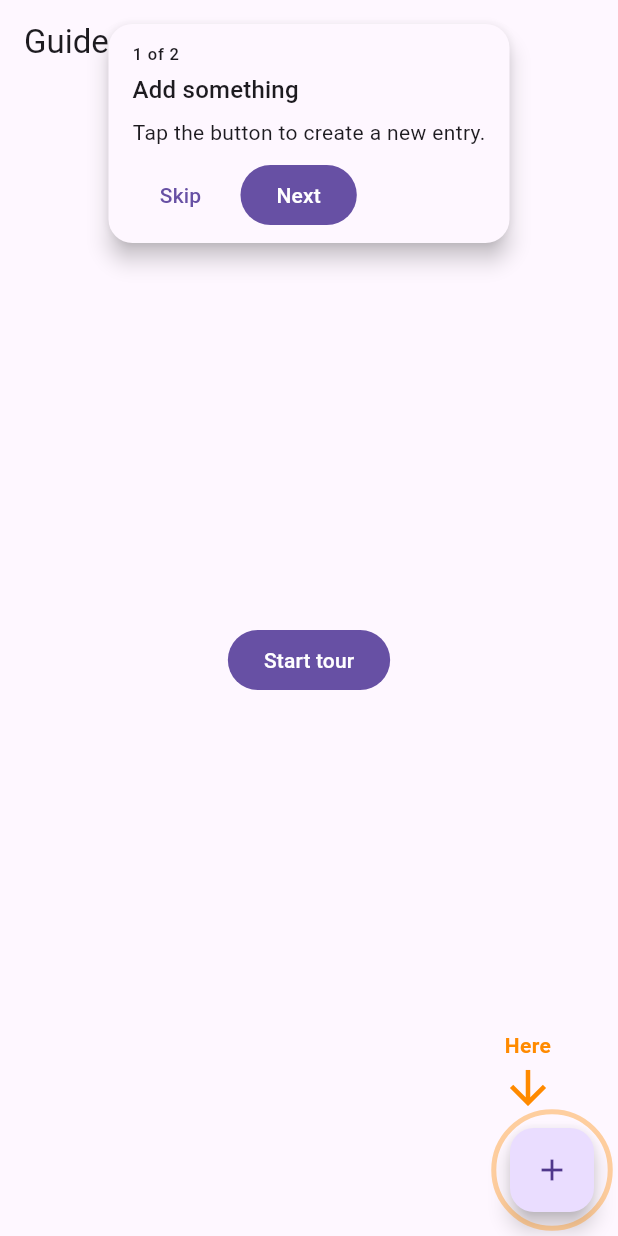
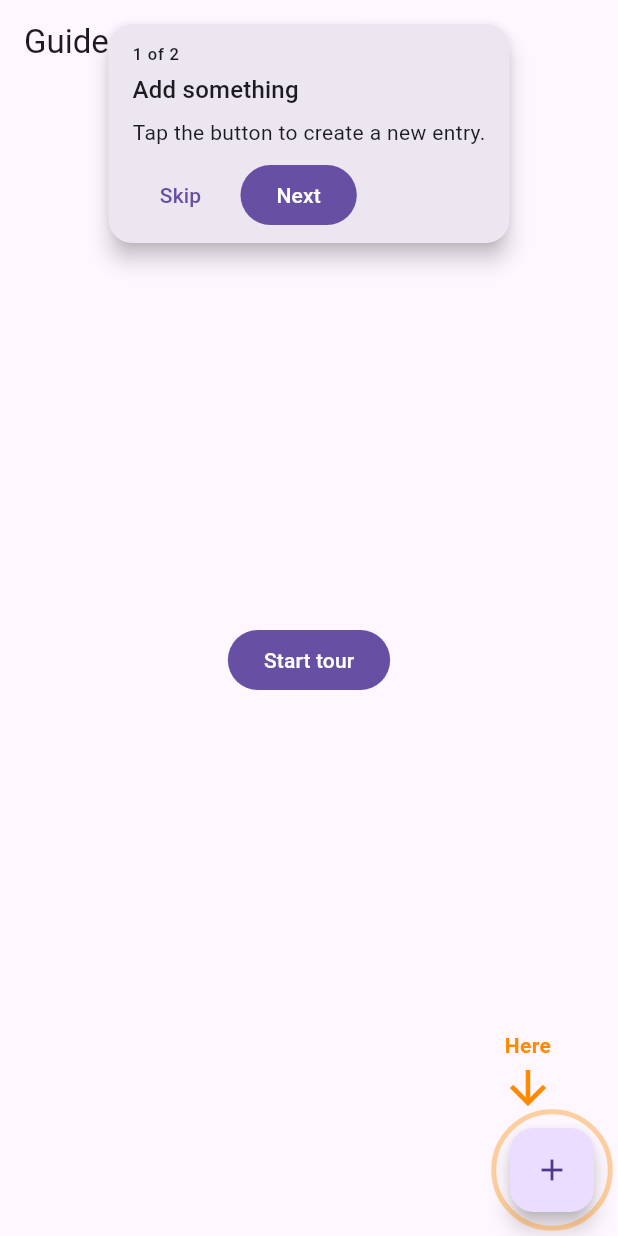
Before and after one commit to Parteicoder/guided_tour_overlay, a Flutter app: the screen it shows after launch, after a tap on "Start tour", on a phone screen of 412 x 824 dp. Run offline on Flutter 3.47's test engine with Material 3 defaults, Android fonts, the phone set to English and light mode, and no system bars.

Commit message:
feat: configurable arrow style, card color, scrollable card, injectable clock

```diff
--- a/lib/src/arrow_ring.dart
+++ b/lib/src/arrow_ring.dart
@@ -1,4 +1,61 @@
 import 'package:flutter/material.dart';
+
+/// How an [ArrowRing] looks. Every value has a default, so
+/// `const ArrowRingStyle()` is the standard look; set only what you want to
+/// change.
+@immutable
+class ArrowRingStyle {
+  const ArrowRingStyle({
+    this.color = const Color(0xFFFF8A00),
+    this.ringColor,
+    this.labelColor,
+    this.labelBackground,
+    this.labelStyle,
+    this.arrowSize = 36,
+    this.ringWidth = 3,
+    this.ringPadding = 8,
+    this.hopDistance = 16,
+    this.upIcon = Icons.arrow_upward,
+    this.downIcon = Icons.arrow_downward,
+  }) : assert(hopDistance >= 0),
+       assert(arrowSize > 0),
+       assert(ringWidth >= 0),
+       assert(ringPadding >= 0);
+
+  /// Color of the arrow, and the default for the ring and the label.
+  final Color color;
+
+  /// Color of the ring. Defaults to [color].
+  final Color? ringColor;
+
+  /// Color of the label text. Defaults to [color].
+  final Color? labelColor;
+
+  /// Fills a pill behind the label, for contrast on light or busy
+  /// backgrounds. No background by default.
+  final Color? labelBackground;
+
+  /// Merged over the default label style (bold, 14 px).
+  final TextStyle? labelStyle;
+
+  /// Size of the arrow icon in logical pixels.
+  final double arrowSize;
+
+  /// Stroke width of the ring.
+  final double ringWidth;
+
+  /// Space between the target and the ring.
+  final double ringPadding;
+
+  /// How far the arrow hops, in logical pixels.
+  final double hopDistance;
+
+  /// Icon of the arrow that points up (target in the upper half).
+  final IconData upIcon;
+
+  /// Icon of the arrow that points down (target in the lower half).
+  final IconData downIcon;
+}
 
 /// A hopping arrow with an optional label and a pulsing ring around [target].
 ///
@@ -16,9 +73,8 @@ class ArrowRing extends StatefulWidget {
     super.key,
     required this.target,
     this.label,
-    this.color = const Color(0xFFFF8A00),
-    this.hopDistance = 16,
-  }) : assert(hopDistance >= 0);
+    this.style = const ArrowRingStyle(),
+  });
 
   /// The area to point at, in the coordinates of the surrounding stack.
   final Rect target;
@@ -26,11 +82,8 @@ class ArrowRing extends StatefulWidget {
   /// Short text next to the arrow, for example "Tap here".
   final String? label;
 
-  /// Color of the arrow, the label and the ring.
-  final Color color;
-
-  /// How far the arrow hops, in logical pixels.
-  final double hopDistance;
+  /// Colors, sizes and icons.
+  final ArrowRingStyle style;
 
   @override
   State<ArrowRing> createState() => _ArrowRingState();
@@ -49,7 +102,6 @@ class _ArrowRingState extends State<ArrowRing> with TickerProviderStateMixin {
 
   bool _reduceMotion = false;
 
-  static const double _arrowSize = 36;
   static const double _gap = 8;
   static const double _labelWidth = 120;
 
@@ -104,13 +156,13 @@ class _ArrowRingState extends State<ArrowRing> with TickerProviderStateMixin {
                 final hop = _reduceMotion
                     ? 0.0
                     : Curves.easeInOut.transform(_hop.value) *
-                          widget.hopDistance;
+                          widget.style.hopDistance;
                 // Distance from the target: gap plus the part of the hop
                 // that has not been travelled yet, so the arrow hops towards
                 // the target and never covers it.
-                final distance = _gap + (widget.hopDistance - hop);
+                final distance = _gap + (widget.style.hopDistance - hop);
                 final pulse = _reduceMotion ? 0.5 : _pulse.value;
-                final ring = target.inflate(8);
+                final ring = target.inflate(widget.style.ringPadding);
                 final radius = ring.shortestSide / 2;
                 final left = (target.center.dx - _labelWidth / 2).clamp(
                   0.0,
@@ -128,7 +180,12 @@ class _ArrowRingState extends State<ArrowRing> with TickerProviderStateMixin {
                           child: DecoratedBox(
                             decoration: BoxDecoration(
                               borderRadius: BorderRadius.circular(radius),
-                              border: Border.all(color: widget.color, width: 3),
+                              border: Border.all(
+                                color:
+                                    widget.style.ringColor ??
+                                    widget.style.color,
+                                width: widget.style.ringWidth,
+                              ),
                             ),
                           ),
                         ),
@@ -154,22 +211,36 @@ class _ArrowRingState extends State<ArrowRing> with TickerProviderStateMixin {
   }
 
   Widget _arrow(bool pointsUp) {
+    final style = widget.style;
     final icon = Icon(
-      pointsUp ? Icons.arrow_upward : Icons.arrow_downward,
-      size: _arrowSize,
-      color: widget.color,
+      pointsUp ? style.upIcon : style.downIcon,
+      size: style.arrowSize,
+      color: style.color,
     );
-    final text = widget.label == null
-        ? null
-        : Text(
+    Widget? text;
+    if (widget.label != null) {
+      text = Text(
         widget.label!,
         textAlign: TextAlign.center,
         style: TextStyle(
-              color: widget.color,
+          color: style.labelColor ?? style.color,
           fontWeight: FontWeight.w700,
           fontSize: 14,
+        ).merge(style.labelStyle),
+      );
+      if (style.labelBackground != null) {
+        text = DecoratedBox(
+          decoration: BoxDecoration(
+            color: style.labelBackground,
+            borderRadius: BorderRadius.circular(12),
+          ),
+          child: Padding(
+            padding: const EdgeInsets.symmetric(horizontal: 8, vertical: 2),
+            child: text,
           ),
         );
+      }
+    }
     // Own transparent Material: outside a Scaffold the text would otherwise
     // fall back to the red double-underlined error style.
     return Material(
--- a/lib/src/tour_card.dart
+++ b/lib/src/tour_card.dart
@@ -17,6 +17,8 @@ class TourCard extends StatelessWidget {
     required this.skipLabel,
     this.onBack,
     this.backLabel = '',
+    this.color,
+    this.elevation = 6,
   });
 
   final String title;
@@ -33,6 +35,12 @@ class TourCard extends StatelessWidget {
   final String nextLabel;
   final String skipLabel;
 
+  /// Background of the card. Defaults to `colorScheme.surfaceContainerHigh`,
+  /// one step lighter than the page, so the card stands out in dark mode too.
+  final Color? color;
+
+  final double elevation;
+
   @override
   Widget build(BuildContext context) {
     final theme = Theme.of(context);
@@ -40,8 +48,8 @@ class TourCard extends StatelessWidget {
       container: true,
       liveRegion: true,
       child: Material(
-        elevation: 6,
-        color: theme.colorScheme.surface,
+        elevation: elevation,
+        color: color ?? theme.colorScheme.surfaceContainerHigh,
         borderRadius: BorderRadius.circular(16),
         child: Padding(
           padding: const EdgeInsets.fromLTRB(16, 12, 16, 8),
@@ -49,16 +57,24 @@ class TourCard extends StatelessWidget {
             mainAxisSize: MainAxisSize.min,
             crossAxisAlignment: CrossAxisAlignment.start,
             children: [
-              Text(progress, style: theme.textTheme.labelSmall),
-              const SizedBox(height: 4),
-              Semantics(
-                header: true,
-                child: Text(title, style: theme.textTheme.titleMedium),
-              ),
-              const SizedBox(height: 6),
+              // Everything above the buttons scrolls when the card is short
+              // (landscape, big system font); the buttons always stay in view.
               Flexible(
                 child: SingleChildScrollView(
-                  child: Text(text, style: theme.textTheme.bodyMedium),
+                  child: Column(
+                    mainAxisSize: MainAxisSize.min,
+                    crossAxisAlignment: CrossAxisAlignment.start,
+                    children: [
+                      Text(progress, style: theme.textTheme.labelSmall),
+                      const SizedBox(height: 4),
+                      Semantics(
+                        header: true,
+                        child: Text(title, style: theme.textTheme.titleMedium),
+                      ),
+                      const SizedBox(height: 6),
+                      Text(text, style: theme.textTheme.bodyMedium),
+                    ],
+                  ),
                 ),
               ),
               const SizedBox(height: 8),
--- a/lib/src/tour_controller.dart
+++ b/lib/src/tour_controller.dart
@@ -7,7 +7,8 @@ import 'tour_storage.dart';
 /// Runs a tour: which step is current, next, back, skip.
 ///
 /// The state changes synchronously. A second `next` or `back` within
-/// [tapGuard] of the last step change is ignored, so a fast double tap never
+/// [tapGuard] of the last step change (measured with `clock`, real time by
+/// default) is ignored, so a fast double tap never
 /// skips a step. Errors from [storage] and from the callbacks are caught and
 /// reported through [FlutterError.reportError]: a failing disk or a buggy
 /// callback never stops the tour.
@@ -19,12 +20,17 @@ class TourController extends ChangeNotifier {
     this.onFinished,
     this.onSkipped,
     this.tapGuard = const Duration(milliseconds: 350),
-  }) : steps = List.unmodifiable(steps);
+    DateTime Function()? clock,
+  }) : steps = List.unmodifiable(steps),
+       _now = clock ?? DateTime.now;
 
   final List<TourStep> steps;
 
   /// Ignore `next` and `back` calls that follow a step change this closely.
   final Duration tapGuard;
+
+  // Injectable so an app's tests do not have to wait in real time.
+  final DateTime Function() _now;
   final TourStorage? storage;
 
   /// Called after every step change, for example to switch a tab.
@@ -41,7 +47,7 @@ class TourController extends ChangeNotifier {
 
   bool get _tooSoon {
     final last = _lastChange;
-    return last != null && DateTime.now().difference(last) < tapGuard;
+    return last != null && _now().difference(last) < tapGuard;
   }
 
   bool get running => _index != null;
@@ -87,7 +93,7 @@ class TourController extends ChangeNotifier {
 
   Future<void> _goTo(int index) async {
     _index = index;
-    _lastChange = DateTime.now();
+    _lastChange = _now();
     notifyListeners();
     final step = steps[index];
     // Save first, then the callback: a callback that ends the tour must not
--- a/lib/src/tour_overlay.dart
+++ b/lib/src/tour_overlay.dart
@@ -21,6 +21,7 @@ class TourOverlay extends StatefulWidget {
     this.cardMargin = const EdgeInsets.all(16),
     this.cardAlignment = Alignment.bottomCenter,
     this.maxCardWidth = 480,
+    this.arrowStyle = const ArrowRingStyle(),
   });
 
   final Widget card;
@@ -36,6 +37,9 @@ class TourOverlay extends StatefulWidget {
   /// pointed at.
   final Alignment cardAlignment;
   final double maxCardWidth;
+
+  /// Look of the arrow, the label and the ring.
+  final ArrowRingStyle arrowStyle;
 
   @override
   State<TourOverlay> createState() => _TourOverlayState();
@@ -94,7 +98,11 @@ class _TourOverlayState extends State<TourOverlay> {
       children: [
         if (!_rect.isEmpty)
           Positioned.fill(
-            child: ArrowRing(target: _rect, label: widget.arrowLabel),
+            child: ArrowRing(
+              target: _rect,
+              label: widget.arrowLabel,
+              style: widget.arrowStyle,
+            ),
           ),
         Positioned(
           left: 0,
--- a/pubspec.yaml
+++ b/pubspec.yaml
@@ -1,6 +1,6 @@
 name: guided_tour_overlay
 description: A guided tour for Flutter apps that only shows, never blocks. Hopping arrow, pulsing ring and an explanation card float above the live UI, and the app stays fully usable.
-version: 0.1.0
+version: 0.2.0
 repository: https://github.com/Parteicoder/guided_tour_overlay
 issue_tracker: https://github.com/Parteicoder/guided_tour_overlay/issues
 topics:
```
Also changed, not shown: 6 other files. Lines whose indentation alone changed are shown as unchanged.
